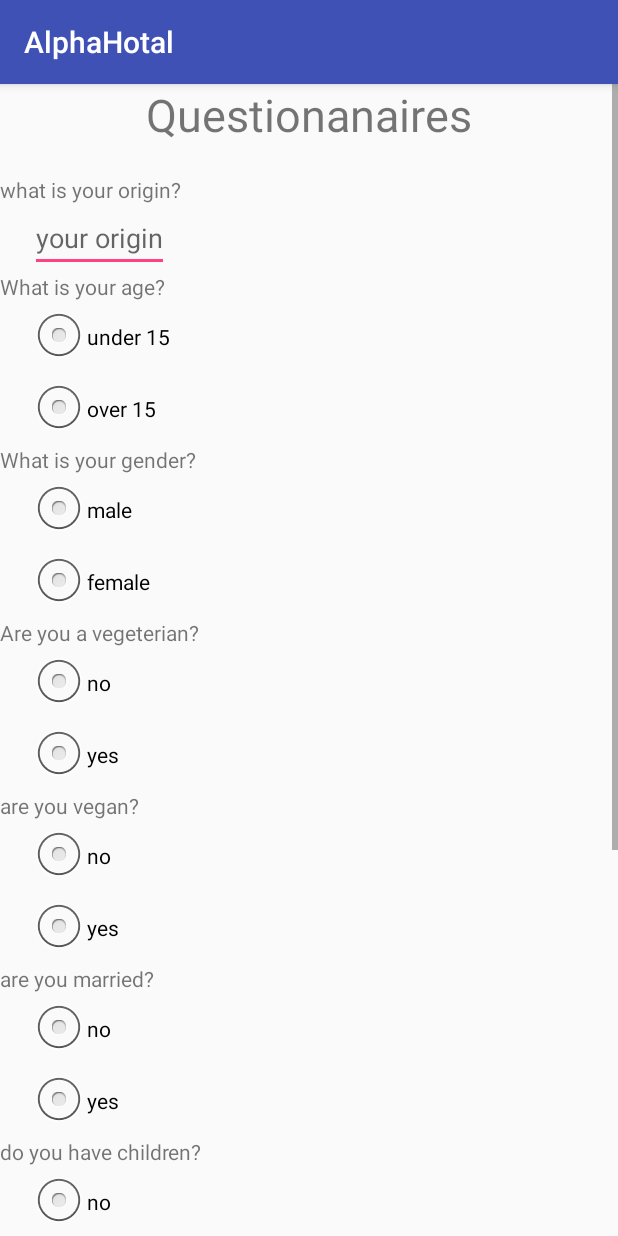
After one commit to oryossipof/ServeMeApp, an Android app: the questionnairesActivity screen opened directly, with no data from a screen before it, on a phone screen of 412 x 824 dp. The commit adds this screen. Run offline under Robolectric (Android 15) with nearby library versions, the phone set to English and light mode, and no system bars.

Commit message:
2-3-2018

```diff
--- a/app/src/main/java/com/example/oryossipof/alphahotal/BackgroundWorker.java
+++ b/app/src/main/java/com/example/oryossipof/alphahotal/BackgroundWorker.java
@@ -22,6 +22,7 @@ import java.net.URLEncoder;
  */
 
 public class BackgroundWorker extends AsyncTask<String,Void,String> {
+    private static String typeToCheck = "";
     Context context;
     AlertDialog alertDialog;
 
@@ -35,10 +36,10 @@ public class BackgroundWorker extends AsyncTask<String,Void,String> {
 
        // String login_url = "http://10.0.2.2/security/fcm_insert.php";
        // String login_url = "http://192.168.14.157/ServerMeApp/login.php";
-        String login_url = "http://servemeapp.000webhostapp.com//login.php";
+        String login_url = "http://servemeapp.000webhostapp.com//androidDataBaseQueries.php";
        // String notification_url = "http://securitymanagementapp.000webhostapp.com//send_notiofication.php";
         if (type.equals("login")) {
-
+            typeToCheck = "login";
             try {
                 String roomNum = params[1];
                 String password = params[2];
@@ -54,7 +55,8 @@ public class BackgroundWorker extends AsyncTask<String,Void,String> {
                 OutputStream outputStream = httpURLConnection.getOutputStream();
                 BufferedWriter bufferedWriter = new BufferedWriter(new OutputStreamWriter(outputStream, "UTF-8"));
                 String post_date = URLEncoder.encode("room_num", "UTF-8") + "=" + URLEncoder.encode(roomNum, "UTF-8")
-                        + "&"+ URLEncoder.encode("password", "UTF-8") + "=" + URLEncoder.encode(password, "UTF-8");
+                        + "&"+ URLEncoder.encode("password", "UTF-8") + "=" + URLEncoder.encode(password, "UTF-8")
+                        + "&"+ URLEncoder.encode("todo", "UTF-8") + "=" + URLEncoder.encode("login", "UTF-8");
 
                 bufferedWriter.write(post_date);
                 bufferedWriter.flush();
@@ -84,6 +86,73 @@ public class BackgroundWorker extends AsyncTask<String,Void,String> {
             }
         }
 
+        else if (type.equals("questionnaires"))
+        {
+            typeToCheck = "questionnaires";
+            String questionnaires_url = "http://servemeapp.000webhostapp.com//androidDataBaseQueries.php";
+            try {
+                String origin = params[1];
+                String adult = params[2];
+                String gender = params[3];
+                String vegeterian = params[4];
+                String vegan = params[5];
+                String married = params[6];
+                String children = params[7];
+                String forPleasure = params[8];
+                String isGroup = params[9];
+                URL url = new URL(questionnaires_url);
+                HttpURLConnection httpURLConnection = (HttpURLConnection) url.openConnection();
+                httpURLConnection.setRequestMethod("POST");
+
+                /*********/
+                httpURLConnection.setDoOutput(true);
+                httpURLConnection.setDoInput(true);
+                /************/
+
+                OutputStream outputStream = httpURLConnection.getOutputStream();
+                BufferedWriter bufferedWriter = new BufferedWriter(new OutputStreamWriter(outputStream, "UTF-8"));
+                String post_date = URLEncoder.encode("origin", "UTF-8") + "=" + URLEncoder.encode(origin, "UTF-8")
+                        + "&"+ URLEncoder.encode("adult", "UTF-8") + "=" + URLEncoder.encode(adult, "UTF-8")
+                        + "&"+ URLEncoder.encode("gender", "UTF-8") + "=" + URLEncoder.encode(gender, "UTF-8")
+                        + "&"+ URLEncoder.encode("vegeterian", "UTF-8") + "=" + URLEncoder.encode(vegeterian, "UTF-8")
+                        + "&"+ URLEncoder.encode("vegan", "UTF-8") + "=" + URLEncoder.encode(vegan, "UTF-8")
+                        + "&"+ URLEncoder.encode("married", "UTF-8") + "=" + URLEncoder.encode(married, "UTF-8")
+                        + "&"+ URLEncoder.encode("children", "UTF-8") + "=" + URLEncoder.encode(children, "UTF-8")
+                        + "&"+ URLEncoder.encode("forPleasure", "UTF-8") + "=" + URLEncoder.encode(forPleasure, "UTF-8")
+                        + "&"+ URLEncoder.encode("isGroup", "UTF-8") + "=" + URLEncoder.encode(isGroup, "UTF-8")
+                        + "&"+ URLEncoder.encode("todo", "UTF-8") + "=" + URLEncoder.encode("insertQuestionnaires", "UTF-8");
+
+                bufferedWriter.write(post_date);
+                bufferedWriter.flush();
+                bufferedWriter.close();
+                outputStream.close();
+
+
+                InputStream inputStream = httpURLConnection.getInputStream();
+                BufferedReader bufferedReader = new BufferedReader(new InputStreamReader(inputStream, "iso-8859-1"));
+                String result = "";
+                String line = "";
+
+                while ((line = bufferedReader.readLine()) != null) {
+                    result += line;
+                }
+                bufferedReader.close();
+                inputStream.close();
+                httpURLConnection.disconnect();
+
+                return result;
+
+
+            } catch (MalformedURLException e) {
+                e.printStackTrace();
+            } catch (IOException e) {
+                e.printStackTrace();
+            }
+        }
+
+
+
+
             return null;
 
         }
@@ -91,8 +160,12 @@ public class BackgroundWorker extends AsyncTask<String,Void,String> {
 
         @Override
         protected void onPreExecute () {
-           // alertDialog = new AlertDialog.Builder(context).create();
-           // alertDialog.setTitle("Login Status");
+          //  if (typeToCheck != "login")
+           // {
+                alertDialog = new AlertDialog.Builder(context).create();
+                alertDialog.setTitle("Login Status");
+      //      }
+
 
 
 
@@ -100,12 +173,18 @@ public class BackgroundWorker extends AsyncTask<String,Void,String> {
 
         @Override
         protected void onPostExecute (String result){
-            //alertDialog.setMessage(result);
-            //alertDialog.show();
+            if (typeToCheck != "login") {
+                alertDialog.setMessage(result);
+                alertDialog.show();
+            }
+            else
+            {
+                Intent intent = new Intent("resultIntent");
+                intent.putExtra("result", result);
+                context.sendBroadcast(intent);
+            }
 
-            Intent intent = new Intent("resultIntent");
-            intent.putExtra("result", result);
-            context.sendBroadcast(intent);
+
 
         }
 
--- a/app/src/main/java/com/example/oryossipof/alphahotal/MainActivity.java
+++ b/app/src/main/java/com/example/oryossipof/alphahotal/MainActivity.java
@@ -18,7 +18,7 @@ import it.moondroid.coverflow.components.ui.containers.FeatureCoverFlow;
 
 public class MainActivity extends Activity {
     private String[] descriptions = {"Reception","Housekeeping", "Security", "Information", "Room Service" , "Maintenance","Feedback"};
-    private int[] drawables = {R.drawable.reception, R.drawable.housekeeping,  R.drawable.security ,R.drawable.information, R.drawable.roomservice, R.drawable.main, R.drawable.feedback2};
+    private int[] drawables = {R.drawable.reception, R.drawable.housekeeping,  R.drawable.securityagent ,R.drawable.information, R.drawable.roomservice, R.drawable.main, R.drawable.feedback2};
     private Class[] activities  ={ReceptionActivity.class, HotelHousekeepingActivity.class, SecurityActivity.class,InformationActivity.class, RoomServiceActivity.class, MaintenanceActivity.class, FeedbackMenuActivity.class};
     private ArrayList<SelectOption> numbers = new ArrayList<>();
 
--- a/app/src/main/java/com/example/oryossipof/alphahotal/SigninActivity.java
+++ b/app/src/main/java/com/example/oryossipof/alphahotal/SigninActivity.java
@@ -15,6 +15,7 @@ import android.widget.EditText;
 
 public class SigninActivity extends Activity {
 private Button loginBT;
+private  BackgroundWorker backgroundWorker;
     private EditText roomNum, password;
     @Override
     protected void onCreate(Bundle savedInstanceState) {
@@ -35,7 +36,7 @@ private Button loginBT;
                 if (!validate())
                     return;
                 String type = "login";
-                BackgroundWorker backgroundWorker = new BackgroundWorker(SigninActivity.this);
+                backgroundWorker = new BackgroundWorker(SigninActivity.this);
                 backgroundWorker.execute(type,roomNum.getText().toString(),password.getText().toString());
                 registerReceiver(new BroadcastReceiver() {
                     @Override
@@ -48,7 +49,7 @@ private Button loginBT;
 
                         if(result.equals("login success"))
                         {
-                            Intent intent1 = new Intent(SigninActivity.this, MainActivity.class);
+                            Intent intent1 = new Intent(SigninActivity.this, questionnairesActivity.class);
                             startActivity(intent1);
                             try {
                                 this.finalize();
@@ -62,7 +63,7 @@ private Button loginBT;
                         {
                             AlertDialog alertDialog = new AlertDialog.Builder(context).create();
                             alertDialog.setTitle("Login Result");
-                            alertDialog.setMessage("Wrong! Please Try Again!");
+                            alertDialog.setMessage(result);
                             alertDialog.show();
                         }
                     }
--- /dev/null
+++ b/app/src/main/java/com/example/oryossipof/alphahotal/questionnairesActivity.java
@@ -0,0 +1,132 @@
+package com.example.oryossipof.alphahotal;
+
+import android.os.Bundle;
+import android.support.v7.app.AppCompatActivity;
+import android.view.View;
+import android.widget.Button;
+import android.widget.EditText;
+import android.widget.RadioButton;
+import android.widget.RadioGroup;
+import android.widget.TextView;
+
+public class questionnairesActivity extends AppCompatActivity {
+    private Button sendBt;
+    private RadioGroup radioGroup1,radioGroup2, radioGroup3,radioGroup4,radioGroup5,radioGroup6,radioGroup7,radioGroup8 ;
+    private RadioButton adult,  male, vegeterian, vegan, married, children, pleasute, group;
+    private EditText originText;
+    private TextView err;
+
+    @Override
+    protected void onCreate(Bundle savedInstanceState) {
+        super.onCreate(savedInstanceState);
+        setContentView(R.layout.activity_questionnaires);
+
+        sendBt = (Button) findViewById(R.id.sendbt);
+        radioGroup1 = (RadioGroup) findViewById(R.id.group1);
+        radioGroup2 = (RadioGroup) findViewById(R.id.group2);
+        radioGroup3 = (RadioGroup) findViewById(R.id.group3);
+        radioGroup4 = (RadioGroup) findViewById(R.id.group4);
+        radioGroup5 = (RadioGroup) findViewById(R.id.group5);
+        radioGroup6 = (RadioGroup) findViewById(R.id.group6);
+        radioGroup7 = (RadioGroup) findViewById(R.id.group7);
+        radioGroup8 = (RadioGroup) findViewById(R.id.group8);
+        originText = (EditText) findViewById(R.id.originText);
+        err = (TextView) findViewById(R.id.validationerr);
+
+        sendBt.setOnClickListener(new View.OnClickListener() {
+            @Override
+            public void onClick(View view) {
+
+                if(!validate())
+                {
+                    err.setVisibility(View.VISIBLE);
+                }
+                else
+                {
+                    err.setVisibility(View.INVISIBLE);
+                    String type = "questionnaires";
+                    BackgroundWorker backgroundWorker = new BackgroundWorker(questionnairesActivity.this);
+                    String answers[] = getAnswers();
+                    backgroundWorker.execute(type,answers[0],answers[1],answers[2],answers[3],answers[4],answers[5],answers[6],answers[7],answers[8]);
+                }
+            }
+        });
+    }
+
+    public String[] getAnswers() {
+        adult = (RadioButton) findViewById(R.id.over15bt);
+        male = (RadioButton) findViewById(R.id.malebt);
+        vegeterian = (RadioButton) findViewById(R.id.vegYesbt);
+        vegan = (RadioButton) findViewById(R.id.veganYesbt);
+        married = (RadioButton) findViewById(R.id.marriedYesbt);
+        children = (RadioButton) findViewById(R.id.childrenYesbt);
+        pleasute = (RadioButton) findViewById(R.id.pleasurebt);
+        group = (RadioButton) findViewById(R.id.groupYesbt);
+
+
+
+        String answers[] = new String[9];
+        answers[0] = originText.getText().toString();
+        if (adult.isChecked())
+            answers[1] = "1";
+        else
+            answers[1] = "0";
+
+        if (male.isChecked())
+            answers[2] = "1";
+        else
+            answers[2] = "0";
+
+        if (vegeterian.isChecked())
+            answers[3] = "1";
+        else
+            answers[3] = "0";
+
+        if (vegan.isChecked())
+            answers[4] = "1";
+        else
+            answers[4] = "0";
+
+        if (married.isChecked())
+
+            answers[5] = "1";
+        else
+            answers[5] = "0";
+
+        if (children.isChecked())
+            answers[6] = "1";
+        else
+            answers[6] = "0";
+
+        if (pleasute.isChecked())
+            answers[7] = "1";
+        else
+            answers[7] = "0";
+        if (group.isChecked())
+
+            answers[8] = "1";
+        else
+            answers[8] = "0";
+
+
+
+
+        return answers;
+
+
+    }
+
+
+    public boolean validate()
+    {
+
+        if (radioGroup1.getCheckedRadioButtonId() == -1 || radioGroup2.getCheckedRadioButtonId() == -1 || radioGroup3.getCheckedRadioButtonId() == -1 || radioGroup4.getCheckedRadioButtonId() == -1 || radioGroup5.getCheckedRadioButtonId() == -1 || radioGroup6.getCheckedRadioButtonId() == -1 || radioGroup7.getCheckedRadioButtonId() == -1 || radioGroup8.getCheckedRadioButtonId() == -1 || originText.getText().length() == 0)
+        {
+            return false;
+        }
+
+        return true;
+    }
+
+
+}
--- /dev/null
+++ b/app/src/main/res/layout/activity_questionnaires.xml
@@ -0,0 +1,422 @@
+<?xml version="1.0" encoding="utf-8"?>
+<ScrollView xmlns:android="http://schemas.android.com/apk/res/android"
+    xmlns:app="http://schemas.android.com/apk/res-auto"
+    xmlns:tools="http://schemas.android.com/tools"
+    android:layout_width="match_parent"
+    android:layout_height="match_parent"
+    android:orientation="vertical"
+    android:layout_weight="2"
+    tools:context="com.example.oryossipof.alphahotal.questionnairesActivity">
+<LinearLayout
+    android:orientation="vertical"
+    android:layout_width="match_parent"
+    android:layout_height="match_parent"
+    android:layout_gravity="left"
+    android:gravity="left"
+    >
+    <LinearLayout
+        android:layout_width="wrap_content"
+        android:layout_height="wrap_content"
+        android:layout_gravity="center"
+        >
+
+        <TextView
+            android:textSize="30dp"
+
+            android:layout_width="match_parent"
+            android:layout_height="wrap_content"
+            android:text="Questionanaires" />
+
+    </LinearLayout>
+
+    <TextView
+        android:paddingTop="20dp"
+        android:id="@+id/textView5"
+
+        android:layout_width="wrap_content"
+        android:layout_height="wrap_content"
+
+        android:text="what is your origin?"
+        />
+
+    <LinearLayout
+        android:paddingLeft="20dp"
+        android:layout_width="match_parent"
+        android:layout_height="wrap_content"
+        android:orientation="horizontal"
+        android:gravity="left"
+        >
+
+        <EditText
+            android:id="@+id/originText"
+            android:layout_width="wrap_content"
+            android:layout_height="wrap_content"
+            android:hint="your origin"
+
+
+            />
+
+
+    </LinearLayout>
+
+    <TextView
+
+        android:layout_width="match_parent"
+        android:layout_height="wrap_content"
+        android:text="What is your age?"
+        />
+
+
+
+    <LinearLayout
+        android:paddingLeft="20dp"
+        android:layout_width="wrap_content"
+        android:layout_height="wrap_content"
+        android:layout_gravity="left"
+        android:orientation="horizontal"
+        android:weightSum="9">
+
+        <RadioGroup
+            android:id="@+id/group1"
+            android:layout_width="wrap_content"
+            android:layout_height="wrap_content"
+
+           >
+        <RadioButton
+            android:button="@null"
+            android:drawableLeft="@android:drawable/btn_radio"
+            android:id="@+id/under15bt"
+            android:layout_width="match_parent"
+            android:layout_height="wrap_content"
+            android:text="under 15" />
+
+
+        <RadioButton
+            android:button="@null"
+            android:drawableLeft="@android:drawable/btn_radio"
+            android:id="@+id/over15bt"
+            android:layout_width="match_parent"
+            android:layout_height="wrap_content"
+            android:text="over 15" />
+
+
+        </RadioGroup>
+
+    </LinearLayout>
+
+
+        <TextView
+            android:id="@+id/textView2"
+            android:layout_width="wrap_content"
+            android:layout_height="wrap_content"
+            android:text="What is your gender?"
+
+            />
+
+    <LinearLayout
+        android:paddingLeft="20dp"
+        android:orientation="horizontal"
+        android:layout_width="match_parent"
+        android:layout_height="wrap_content"
+        android:gravity="left">
+
+        <RadioGroup
+            android:id="@+id/group2"
+            android:layout_width="wrap_content"
+            android:layout_height="wrap_content">
+        <RadioButton
+            android:button="@null"
+            android:drawableLeft="@android:drawable/btn_radio"
+            android:id="@+id/malebt"
+            android:layout_width="wrap_content"
+            android:layout_height="wrap_content"
+            android:text="male" />
+
+        <RadioButton
+            android:button="@null"
+            android:drawableLeft="@android:drawable/btn_radio"
+            android:id="@+id/femalebt"
+            android:layout_width="wrap_content"
+            android:layout_height="wrap_content"
+            android:text="female" />
+        </RadioGroup>
+
+    </LinearLayout>
+
+        <TextView
+
+            android:id="@+id/textView3"
+
+            android:layout_width="wrap_content"
+            android:layout_height="wrap_content"
+            android:text="Are you a vegeterian?"
+            />
+
+
+    <LinearLayout
+        android:paddingLeft="20dp"
+        android:layout_width="wrap_content"
+        android:layout_height="wrap_content"
+        android:orientation="horizontal">
+
+<RadioGroup
+    android:id="@+id/group3"
+    android:layout_width="wrap_content"
+    android:layout_height="wrap_content">
+        <RadioButton
+            android:button="@null"
+            android:drawableLeft="@android:drawable/btn_radio"
+            android:id="@+id/vegNobt"
+            android:layout_width="match_parent"
+            android:layout_height="wrap_content"
+            android:text="no" />
+
+        <RadioButton
+            android:button="@null"
+            android:drawableLeft="@android:drawable/btn_radio"
+            android:id="@+id/vegYesbt"
+            android:layout_width="wrap_content"
+            android:layout_height="wrap_content"
+            android:text="yes" />
+
+</RadioGroup>
+    </LinearLayout>
+
+
+        <TextView
+
+            android:id="@+id/textView4"
+
+            android:layout_width="wrap_content"
+            android:layout_height="wrap_content"
+            android:text="are you vegan?"
+             />
+
+
+    <LinearLayout
+        android:paddingLeft="20dp"
+        android:layout_width="wrap_content"
+        android:layout_height="wrap_content"
+        android:orientation="horizontal">
+
+<RadioGroup
+    android:id="@+id/group4"
+    android:layout_width="wrap_content"
+    android:layout_height="wrap_content">
+        <RadioButton
+            android:button="@null"
+            android:drawableLeft="@android:drawable/btn_radio"
+            android:id="@+id/veganNobt"
+            android:layout_width="match_parent"
+            android:layout_height="wrap_content"
+            android:text="no" />
+
+
+        <RadioButton
+            android:button="@null"
+            android:drawableLeft="@android:drawable/btn_radio"
+            android:id="@+id/veganYesbt"
+            android:layout_width="match_parent"
+            android:layout_height="wrap_content"
+            android:text="yes" />
+
+
+</RadioGroup>
+    </LinearLayout>
+
+
+
+
+        <TextView
+
+            android:id="@+id/textView6"
+            android:layout_width="wrap_content"
+            android:layout_height="wrap_content"
+            android:text="are you married?"
+             />
+
+    <LinearLayout
+        android:paddingLeft="20dp"
+        android:layout_width="wrap_content"
+        android:layout_height="wrap_content"
+        android:orientation="horizontal">
+<RadioGroup
+    android:id="@+id/group5"
+    android:layout_width="wrap_content"
+    android:layout_height="wrap_content">
+        <RadioButton
+            android:button="@null"
+            android:drawableLeft="@android:drawable/btn_radio"
+            android:id="@+id/marriedNobt"
+            android:layout_width="wrap_content"
+            android:layout_height="wrap_content"
+            android:text="no" />
+
+        <RadioButton
+            android:button="@null"
+            android:drawableLeft="@android:drawable/btn_radio"
+            android:id="@+id/marriedYesbt"
+            android:layout_width="wrap_content"
+            android:layout_height="wrap_content"
+            android:text="yes" />
+
+</RadioGroup>
+    </LinearLayout>
+
+        <TextView
+
+            android:id="@+id/textView7"
+
+            android:layout_width="match_parent"
+            android:layout_height="wrap_content"
+            android:text="do you have children?"
+             />
+
+
+    <LinearLayout
+        android:paddingLeft="20dp"
+        android:layout_width="match_parent"
+        android:layout_height="wrap_content"
+        android:orientation="horizontal"
+        android:gravity="left"
+        >
+
+<RadioGroup
+    android:id="@+id/group6"
+    android:layout_width="wrap_content"
+    android:layout_height="wrap_content">
+        <RadioButton
+            android:button="@null"
+            android:drawableLeft="@android:drawable/btn_radio"
+            android:id="@+id/childrenNobt"
+            android:layout_width="wrap_content"
+            android:layout_height="wrap_content"
+            android:text="no" />
+
+        <RadioButton
+            android:button="@null"
+            android:drawableLeft="@android:drawable/btn_radio"
+            android:id="@+id/childrenYesbt"
+            android:layout_width="wrap_content"
+            android:layout_height="wrap_content"
+            android:text="yes" />
+
+
+</RadioGroup>
+    </LinearLayout>
+
+        <TextView
+
+            android:id="@+id/textView8"
+
+            android:layout_width="wrap_content"
+            android:layout_height="wrap_content"
+            android:text="your trip is for?"
+          />
+
+    <LinearLayout
+        android:paddingLeft="20dp"
+        android:layout_width="match_parent"
+        android:layout_height="wrap_content"
+        android:orientation="horizontal"
+        android:gravity="left"
+        >
+<RadioGroup
+    android:id="@+id/group7"
+    android:layout_width="wrap_content"
+    android:layout_height="wrap_content">
+        <RadioButton
+            android:button="@null"
+            android:drawableLeft="@android:drawable/btn_radio"
+            android:id="@+id/pleasurebt"
+            android:layout_width="wrap_content"
+            android:layout_height="wrap_content"
+            android:text="pleasure" />
+
+        <RadioButton
+            android:button="@null"
+            android:drawableLeft="@android:drawable/btn_radio"
+            android:id="@+id/bussinessbt"
+            android:layout_width="wrap_content"
+            android:layout_height="wrap_content"
+            android:text="business" />
+
+</RadioGroup>
+
+
+    </LinearLayout>
+
+        <TextView
+
+            android:id="@+id/textView9"
+
+            android:layout_width="wrap_content"
+            android:layout_height="wrap_content"
+            android:text="part of a group?"
+            />
+
+        <LinearLayout
+            android:paddingLeft="20dp"
+            android:orientation="horizontal"
+            android:layout_width="wrap_content"
+            android:layout_height="wrap_content">
+
+<RadioGroup
+    android:id="@+id/group8"
+    android:layout_width="wrap_content"
+    android:layout_height="wrap_content">
+
+            <RadioButton
+                android:button="@null"
+                android:drawableLeft="@android:drawable/btn_radio"
+                android:id="@+id/groupNobt"
+                android:layout_width="wrap_content"
+                android:layout_height="wrap_content"
+                android:text="no" />
+
+            <RadioButton
+                android:button="@null"
+                android:drawableLeft="@android:drawable/btn_radio"
+                android:id="@+id/groupYesbt"
+                android:layout_width="wrap_content"
+                android:layout_height="wrap_content"
+                android:text="yes" />
+
+
+</RadioGroup>
+
+
+</LinearLayout>
+
+
+
+
+
+    <LinearLayout
+        android:paddingLeft="20dp"
+        android:orientation="vertical"
+        android:paddingTop="40dp"
+        android:layout_width="wrap_content"
+        android:layout_height="wrap_content"
+        android:layout_gravity="center">
+
+        <TextView
+            android:id="@+id/validationerr"
+            android:visibility = "invisible"
+            android:layout_width="wrap_content"
+            android:layout_height="wrap_content"
+            android:text="you must fill all fields!"
+            android:textColor="#ff0000"
+            android:gravity="center"
+
+            />
+        <Button
+            android:gravity="center"
+            android:id="@+id/sendbt"
+            android:layout_width="wrap_content"
+            android:layout_height="wrap_content"
+            android:text="SEND"
+            />
+    </LinearLayout>
+</LinearLayout>
+</ScrollView>
```
Also changed, not shown: app/src/main/AndroidManifest.xml (+5 -2 lines), app/src/main/res/drawable/securityagent.png (added).
